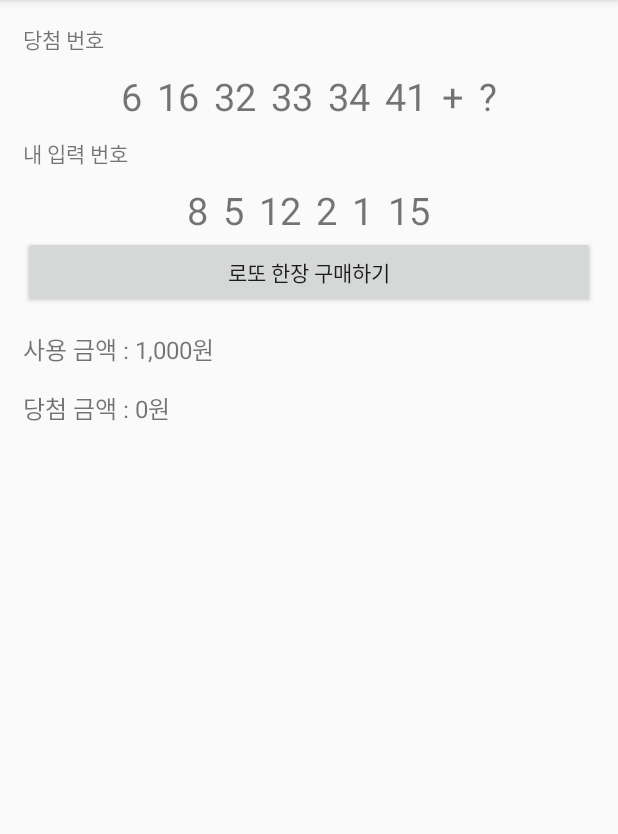
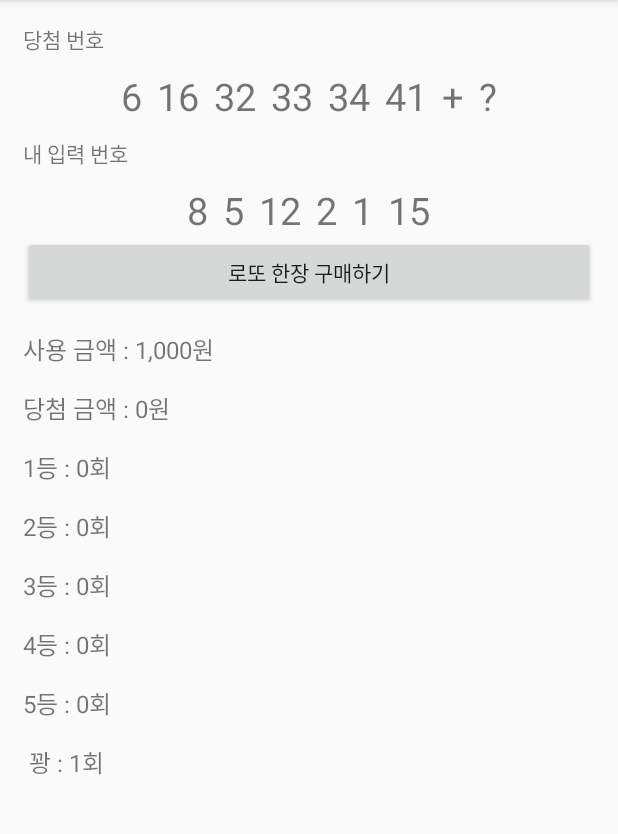
Before and after one commit to korea1244ss/FinalProject_02_LottoSimulator, an Android app: the screen it shows after launch (MainActivity), after a tap on "로또 한장 구매하기", on a phone screen of 412 x 824 dp, the part 84-918 px from its top. Run offline under Robolectric (Android 15) with nearby library versions, the phone set to English and light mode, and no system bars; our stand-ins replace data binding.

Commit message:
등수별 카운팅

```diff
--- a/app/src/main/java/kr/uk/dh/finalproject_02_lottosimulator/MainActivity.java
+++ b/app/src/main/java/kr/uk/dh/finalproject_02_lottosimulator/MainActivity.java
@@ -23,6 +23,13 @@ public class MainActivity extends BaseActivity {
     int[] myLottoNumaArr = { 8, 5, 12,2 , 15};
     long useMoneyAmount = 0;
     long winMoneyAmount = 0;
+
+    int firstRankCount = 0;
+    int secondRankCount = 0;
+    int thirdRandCount = 0;
+    int fourthRankCount = 0;
+    int fifthRankCount = 0;
+    int noRankCount = 0;
 
     ActivityMainBinding binding = null;
 
@@ -176,18 +183,42 @@ public class MainActivity extends BaseActivity {
         if (correctCount == 6) {
 //            1등
             winMoneyAmount += 1600000000;
+            firstRankCount++;
         }
         else if (correctCount == 5) {
 //            2등 / 3등 재검사 필요 => 보너스 번호를 맞췄는지
+//            내 번호중에 보너스번호와 같은게 있나?
+
+            boolean hasBonusNum = false;
+
+            for (int myNum : myLottoNumaArr) {
+                if (myNum == bounsNum) {
+                    hasBonusNum = true;
+                    break;
+                }
+            }
+            if (hasBonusNum) {
+//                2등
+                winMoneyAmount += 75000000;
+                secondRankCount++;
+            }
+            else {
+//                3등
+                winMoneyAmount += 1500000;
+                thirdRandCount++;
+            }
         }
         else if (correctCount == 4) {
             winMoneyAmount += 50000;
+            fourthRankCount++;
         }
         else if (correctCount == 3) {
             useMoneyAmount -= 5000;
+            fifthRankCount++;;
         }
         else {
 //            꽝!
+            noRankCount++;
         }
 
 
@@ -196,6 +227,13 @@ public class MainActivity extends BaseActivity {
 
 //        당첨금액 텍스트에도 반영
         binding.winMoneyTxt.setText(String.format("당첨 금액 : %,d원", winMoneyAmount));
+        binding.firstRankCountTxt.setText(String.format("1등 : %,d회",firstRankCount));
+        binding.secondRankCountTxt.setText(String.format("2등 : %,d회",secondRankCount));
+        binding.thirdRankCountTxt.setText(String.format("3등 : %,d회",thirdRandCount));
+        binding.fourthRankCountTxt.setText(String.format("4등 : %,d회",fourthRankCount));
+        binding.fifthRankCountTxt.setText(String.format("5등 : %,d회",fifthRankCount));
+        binding.noRankCountTxt.setText(String.format(" 꽝 : %,d회",noRankCount));
 
     }
+
 }
--- a/app/src/main/res/layout/activity_main.xml
+++ b/app/src/main/res/layout/activity_main.xml
@@ -147,6 +147,57 @@
             android:textSize="16sp"
             android:layout_marginTop="15dp"
             android:text="당첨금액 : 0원"/>
+        <TextView
+            android:id="@+id/firstRankCountTxt"
+            android:layout_width="wrap_content"
+            android:layout_height="wrap_content"
+            android:textSize="16sp"
+            android:layout_marginTop="15dp"
+            android:text="1등 : 0회"/>
+
+
+        <TextView
+            android:id="@+id/secondRankCountTxt"
+            android:layout_width="wrap_content"
+            android:layout_height="wrap_content"
+            android:textSize="16sp"
+            android:layout_marginTop="15dp"
+            android:text="2등 : 0회"/>
+        <TextView
+            android:id="@+id/thirdRankCountTxt"
+            android:layout_width="wrap_content"
+            android:layout_height="wrap_content"
+            android:textSize="16sp"
+            android:layout_marginTop="15dp"
+            android:text="3등 : 0회"/>
+
+        <TextView
+            android:id="@+id/fourthRankCountTxt"
+            android:layout_width="wrap_content"
+            android:layout_height="wrap_content"
+            android:textSize="16sp"
+            android:layout_marginTop="15dp"
+            android:text="4등 : 0회"/>
+
+        <TextView
+            android:id="@+id/fifthRankCountTxt"
+            android:layout_width="wrap_content"
+            android:layout_height="wrap_content"
+            android:textSize="16sp"
+            android:layout_marginTop="15dp"
+            android:text="5등 : 0회"/>
+        <TextView
+            android:id="@+id/noRankCountTxt"
+            android:layout_width="wrap_content"
+            android:layout_height="wrap_content"
+            android:textSize="16sp"
+            android:layout_marginTop="15dp"
+            android:text="꽝 : 0회"/>
+
+
+
+
+
 
 
     </LinearLayout>
```
